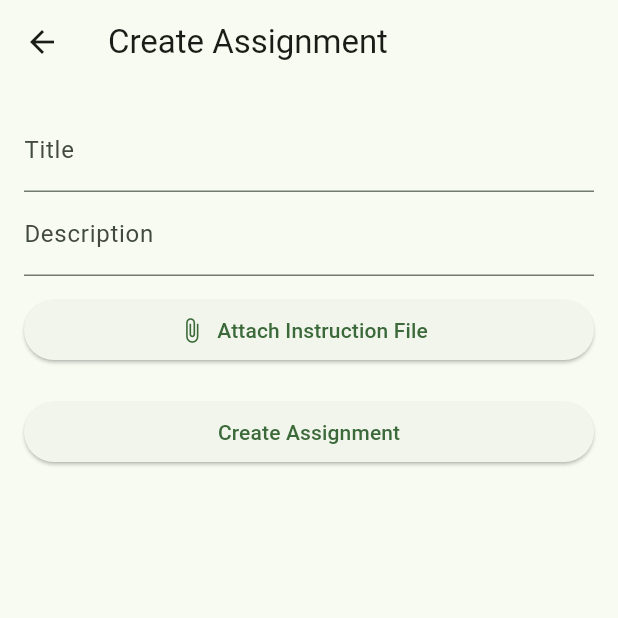
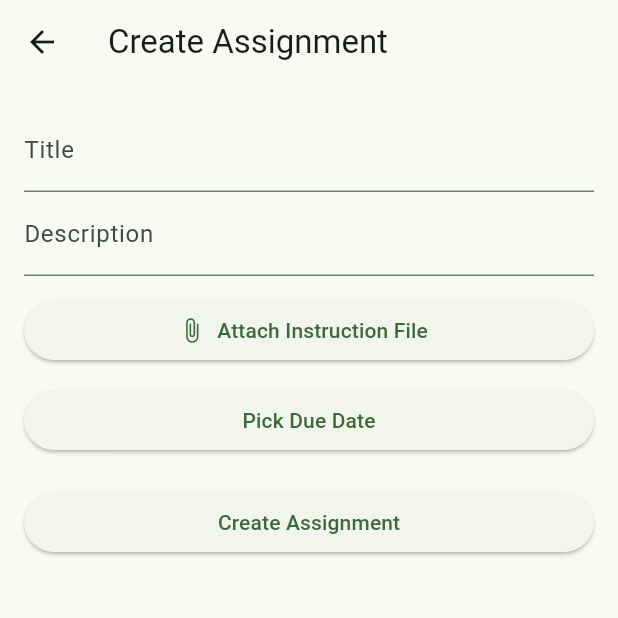
Before and after one commit to YuzuuDev/attendancesheyt, a Flutter app: the CreateAssignmentScreen screen opened directly with empty values, after a tap on "Attach Instruction File", on a phone screen of 412 x 824 dp, the top half of it. Run offline on Flutter 3.47's test engine with Material 3 defaults, Android fonts, the phone set to English and light mode, and no system bars; our stand-ins replace cached_network_image, file_picker, open_filex, qr_flutter, supabase_flutter; missing offline and left inert: flutter_pdfview, qr_code_scanner_plus; accounts and stored records are empty.

Commit message:
Update create_assignment_screen.dart

```diff
--- a/lib/screens/teachers/create_assignment_screen.dart
+++ b/lib/screens/teachers/create_assignment_screen.dart
@@ -14,10 +14,11 @@ class CreateAssignmentScreen extends StatefulWidget {
 
 class _CreateAssignmentScreenState extends State<CreateAssignmentScreen> {
   final service = AssignmentService();
+
   final titleCtrl = TextEditingController();
   final descCtrl = TextEditingController();
+
   DateTime? dueDate;
-
   Uint8List? instructionBytes;
   String? instructionName;
 
@@ -28,8 +29,14 @@ class _CreateAssignmentScreenState extends State<CreateAssignmentScreen> {
       body: ListView(
         padding: const EdgeInsets.all(16),
         children: [
-          TextField(controller: titleCtrl, decoration: const InputDecoration(labelText: "Title")),
-          TextField(controller: descCtrl, decoration: const InputDecoration(labelText: "Description")),
+          TextField(
+            controller: titleCtrl,
+            decoration: const InputDecoration(labelText: "Title"),
+          ),
+          TextField(
+            controller: descCtrl,
+            decoration: const InputDecoration(labelText: "Description"),
+          ),
 
           const SizedBox(height: 12),
 
@@ -37,8 +44,11 @@ class _CreateAssignmentScreenState extends State<CreateAssignmentScreen> {
             icon: const Icon(Icons.attach_file),
             label: const Text("Attach Instruction File"),
             onPressed: () async {
-              final res = await FilePicker.platform.pickFiles(withData: true);
-              if (res != null) {
+              final res = await FilePicker.platform.pickFiles(
+                withData: true,
+              );
+
+              if (res != null && res.files.single.bytes != null) {
                 setState(() {
                   instructionBytes = res.files.single.bytes;
                   instructionName = res.files.single.name;
@@ -52,6 +62,20 @@ class _CreateAssignmentScreenState extends State<CreateAssignmentScreen> {
               padding: const EdgeInsets.only(top: 6),
               child: Text(instructionName!),
             ),
+
+          const SizedBox(height: 12),
+
+          ElevatedButton(
+            child: const Text("Pick Due Date"),
+            onPressed: () async {
+              final d = await showDatePicker(
+                context: context,
+                firstDate: DateTime.now(),
+                lastDate: DateTime(2100),
+              );
+              if (d != null) setState(() => dueDate = d);
+            },
+          ),
 
           const SizedBox(height: 20),
 
@@ -69,12 +93,13 @@ class _CreateAssignmentScreenState extends State<CreateAssignmentScreen> {
               Navigator.pop(context);
             },
             child: const Text("Create Assignment"),
-          )
+          ),
         ],
       ),
     );
   }
 }
+
 
 
 /*import 'package:flutter/material.dart';
```
